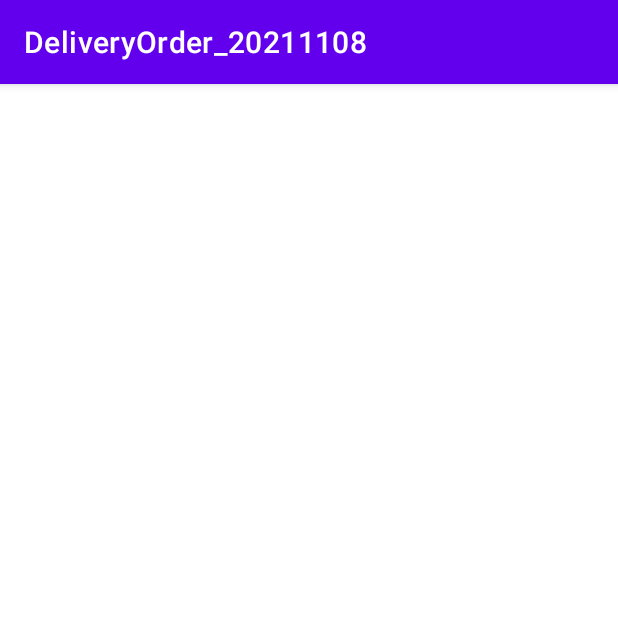
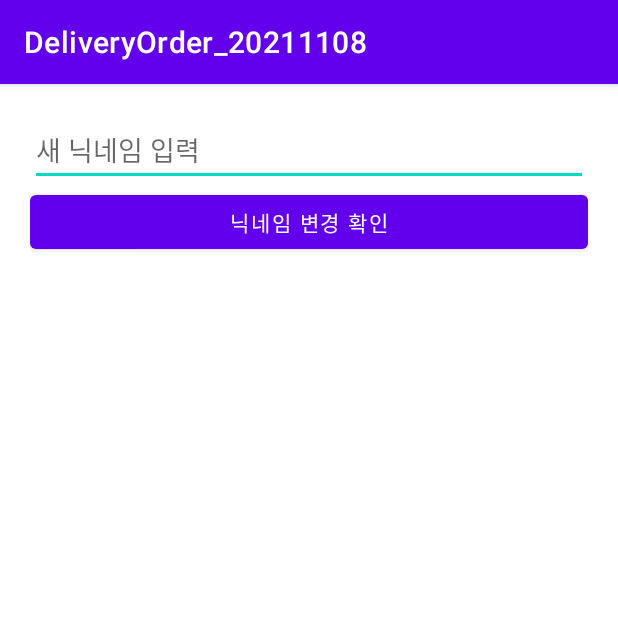
Before and after one commit to nepp-plus/DeliveryOrder_20211108, an Android app: the EditNicknameActivity screen opened directly, with no data from a screen before it, on a phone screen of 412 x 824 dp, the top half of it. Run offline under Robolectric (Android 15) with nearby library versions, the phone set to English and light mode, and no system bars.

Commit message:
확인 누르면 -> 입력한 닉네임 가지고 복귀

```diff
--- a/app/src/main/java/com/neppplus/deliveryorder_20211108/EditNicknameActivity.kt
+++ b/app/src/main/java/com/neppplus/deliveryorder_20211108/EditNicknameActivity.kt
@@ -1,7 +1,9 @@
 package com.neppplus.deliveryorder_20211108
 
+import android.content.Intent
 import androidx.appcompat.app.AppCompatActivity
 import android.os.Bundle
+import kotlinx.android.synthetic.main.activity_edit_nickname.*
 
 class EditNicknameActivity : AppCompatActivity() {
     override fun onCreate(savedInstanceState: Bundle?) {
@@ -13,6 +15,18 @@ class EditNicknameActivity : AppCompatActivity() {
 
     fun setupEvents() {
 
+        btnOk.setOnClickListener {
+
+            val inputNickname = edtNewNickname.text.toString()
+
+            val resultIntent = Intent()
+            resultIntent.putExtra("nick", inputNickname)
+            setResult(RESULT_OK, resultIntent)
+
+            finish()
+
+        }
+
     }
 
     fun setValues() {
--- a/app/src/main/res/layout/activity_edit_nickname.xml
+++ b/app/src/main/res/layout/activity_edit_nickname.xml
@@ -1,9 +1,24 @@
 <?xml version="1.0" encoding="utf-8"?>
-<androidx.constraintlayout.widget.ConstraintLayout xmlns:android="http://schemas.android.com/apk/res/android"
+<LinearLayout xmlns:android="http://schemas.android.com/apk/res/android"
     xmlns:app="http://schemas.android.com/apk/res-auto"
     xmlns:tools="http://schemas.android.com/tools"
     android:layout_width="match_parent"
     android:layout_height="match_parent"
+    android:orientation="vertical"
+    android:padding="20dp"
     tools:context=".EditNicknameActivity">
 
-</androidx.constraintlayout.widget.ConstraintLayout>
+    <EditText
+        android:id="@+id/edtNewNickname"
+        android:layout_width="match_parent"
+        android:layout_height="wrap_content"
+        android:hint="새 닉네임 입력"
+        android:singleLine="true" />
+
+    <Button
+        android:id="@+id/btnOk"
+        android:layout_width="match_parent"
+        android:layout_height="wrap_content"
+        android:text="닉네임 변경 확인" />
+
+</LinearLayout>
```
